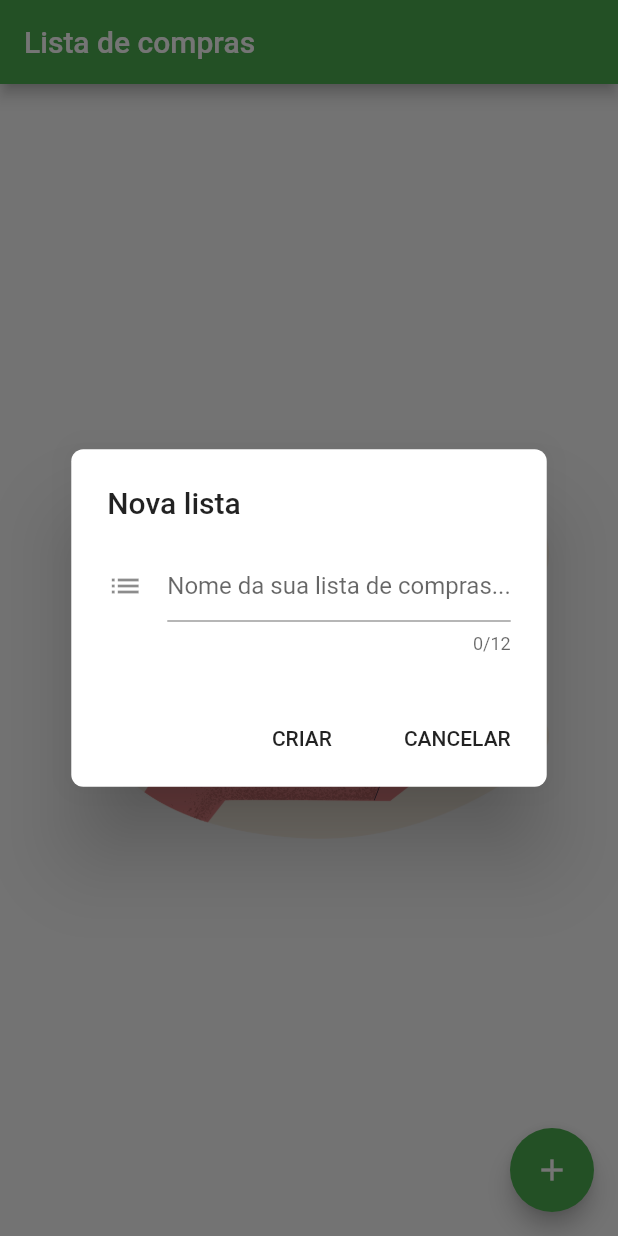
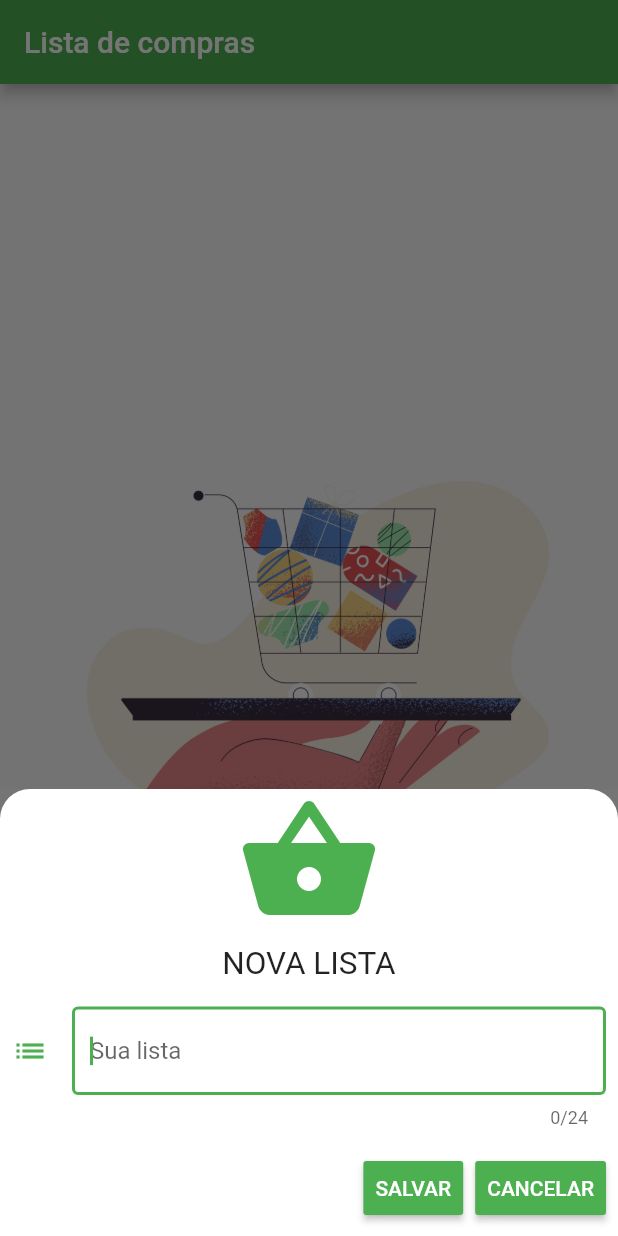
Before and after one commit to Alifyz/mercado-app, a Flutter app: the screen it shows after launch, after a tap on the "add" icon, on a phone screen of 412 x 824 dp. Run offline on Flutter 3.47's test engine with Material 2 defaults, Android fonts, the phone set to English and light mode, and no system bars; our stand-ins replace sqflite; accounts and stored records are empty.

Commit message:
refactor: modal refactoring

```diff
--- a/lib/pages/home/home.dart
+++ b/lib/pages/home/home.dart
@@ -1,6 +1,7 @@
 import 'package:flutter/material.dart';
 import 'package:groceryapp/model/application_model.dart';
 import 'package:groceryapp/model/grocery_item.dart';
+import 'package:groceryapp/pages/home/widget/modal_widget.dart';
 import 'package:groceryapp/pages/home/widget/shooping_list_dialog.dart';
 import 'package:groceryapp/pages/user_list_details/user_list_details.dart';
 import 'package:groceryapp/pages/user_list_details/utils/user_list_arguments.dart';
@@ -19,7 +20,17 @@ class HomePage extends StatelessWidget {
       floatingActionButton: FloatingActionButton(
         child: Icon(Icons.add),
         onPressed: () {
-          makeDialog(context);
+          showModalBottomSheet(
+            context: context,
+            isScrollControlled: true,
+            builder: (context) => SingleChildScrollView(
+              child: Container(
+                padding: EdgeInsets.only(
+                    bottom: MediaQuery.of(context).viewInsets.bottom),
+                child: ModalWidget(),
+              ),
+            ),
+          );
         },
       ),
       body: Consumer<AppModel>(
--- /dev/null
+++ b/lib/pages/home/widget/modal_widget.dart
@@ -0,0 +1,101 @@
+import 'package:flutter/material.dart';
+
+class ModalWidget extends StatelessWidget {
+  final textController = TextEditingController();
+
+  @override
+  Widget build(BuildContext context) {
+    return Container(
+      color: Color(0xff757575),
+      child: Container(
+        decoration: BoxDecoration(
+          color: Colors.white,
+          borderRadius: BorderRadius.only(
+            topLeft: Radius.circular(20),
+            topRight: Radius.circular(20),
+          ),
+        ),
+        child: Column(
+          children: <Widget>[
+            Icon(
+              Icons.shopping_basket,
+              color: Colors.green,
+              size: 96,
+            ),
+            Padding(
+              padding: const EdgeInsets.all(8.0),
+              child: Text(
+                'NOVA LISTA',
+                style: TextStyle(fontSize: 21),
+              ),
+            ),
+            Padding(
+              padding: const EdgeInsets.all(8.0),
+              child: TextFormField(
+                validator: (value) {
+                  return value.isEmpty || value.length <= 3
+                      ? 'Nome muito curto'
+                      : null;
+                },
+                onSaved: (value) {
+                  if (value.isEmpty || value.length < 3) {
+                    Navigator.pushNamed(
+                      context,
+                      '/user-list',
+                      arguments: 'Lista genérica',
+                    );
+                  } else {
+                    Navigator.pushNamed(
+                      context,
+                      '/user-list',
+                      arguments: textController.text,
+                    );
+                  }
+                },
+                autofocus: true,
+                controller: textController,
+                maxLength: 24,
+                decoration: InputDecoration(
+                  border: OutlineInputBorder(),
+                  hintText: 'Sua lista',
+                  icon: Icon(Icons.list),
+                ),
+              ),
+            ),
+            ButtonBar(
+              children: <Widget>[
+                RaisedButton(
+                  color: Theme.of(context).primaryColor,
+                  onPressed: () {
+                    if (textController.text.isEmpty ||
+                        textController.text.length < 3) {
+                      Navigator.pushNamed(
+                        context,
+                        '/user-list',
+                        arguments: 'Lista genérica',
+                      );
+                    } else {
+                      Navigator.pushNamed(
+                        context,
+                        '/user-list',
+                        arguments: textController.text,
+                      );
+                    }
+                  },
+                  child: Text('SALVAR'),
+                ),
+                RaisedButton(
+                  color: Theme.of(context).primaryColor,
+                  onPressed: () {
+                    Navigator.pop(context);
+                  },
+                  child: Text('CANCELAR'),
+                )
+              ],
+            )
+          ],
+        ),
+      ),
+    );
+  }
+}
```
Also changed, not shown: pubspec.lock.
